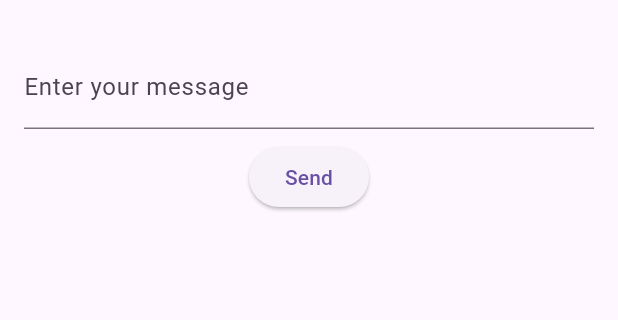
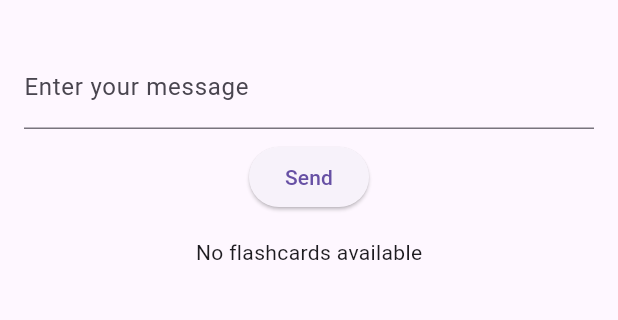
Before and after one commit to lars-heimann/vocabmate, a Flutter app: the VocabMateHomePage screen opened by its route, on a phone screen of 412 x 824 dp, the part 63-383 px from its top. Run offline on Flutter 3.47's test engine with Material 3 defaults, Android fonts, the phone set to English and light mode, and no system bars; our stand-ins replace firebase_auth, firebase_core; missing offline and left inert: firebase_ui_auth; accounts and stored records are empty; statements that could not run were skipped.

Commit message:
added flashcard model and widget

```diff
--- a/lib/main.dart
+++ b/lib/main.dart
@@ -4,7 +4,9 @@ import 'package:firebase_core/firebase_core.dart';
 import 'firebase_options.dart';
 import 'package:firebase_auth/firebase_auth.dart' hide EmailAuthProvider;
 import 'package:firebase_ui_auth/firebase_ui_auth.dart';
-import 'package:flutter/services.dart';
+import 'models/flashcard_model.dart';
+import 'widgets/flashcard_widget.dart';
+import 'dart:convert';
 
 void main() async {
   WidgetsFlutterBinding.ensureInitialized();
@@ -51,7 +53,7 @@ class VocabMateHomePage extends StatefulWidget {
 class _VocabMateHomePageState extends State<VocabMateHomePage> {
   final TextEditingController _controller = TextEditingController();
   final ChatGptService _chatGptService = ChatGptService();
-  String _response = '';
+  List<FlashCard> _flashCards = [];
   bool _isLoading = false;
 
   void _sendMessage() async {
@@ -61,13 +63,18 @@ class _VocabMateHomePageState extends State<VocabMateHomePage> {
 
     try {
       final response = await _chatGptService.sendMessage(_controller.text);
+      final List<dynamic> jsonResponse = jsonDecode(response);
       setState(() {
-        _response = response;
+        _flashCards =
+            jsonResponse.map((data) => FlashCard.fromJson(data)).toList();
       });
     } catch (e) {
       setState(() {
-        _response = 'Error: $e';
+        _flashCards = [];
       });
+      ScaffoldMessenger.of(context).showSnackBar(
+        SnackBar(content: Text('Error: $e')),
+      );
     } finally {
       setState(() {
         _isLoading = false;
@@ -78,13 +85,6 @@ class _VocabMateHomePageState extends State<VocabMateHomePage> {
   void _logout() async {
     await FirebaseAuth.instance.signOut();
     Navigator.of(context).pushReplacementNamed('/sign-in'); // Direct navigation
-  }
-
-  void _copyToClipboard() {
-    Clipboard.setData(ClipboardData(text: _response));
-    ScaffoldMessenger.of(context).showSnackBar(
-      SnackBar(content: Text('Response copied to clipboard!')),
-    );
   }
 
   @override
@@ -117,21 +117,16 @@ class _VocabMateHomePageState extends State<VocabMateHomePage> {
             const SizedBox(height: 16.0),
             _isLoading
                 ? const CircularProgressIndicator()
-                : _response.isNotEmpty
-                    ? Column(
-                        children: [
-                          Text(
-                            _response,
-                            style: const TextStyle(fontSize: 16.0),
-                          ),
-                          const SizedBox(height: 8.0),
-                          ElevatedButton(
-                            onPressed: _copyToClipboard,
-                            child: const Text('Copy to Clipboard'),
-                          ),
-                        ],
+                : _flashCards.isNotEmpty
+                    ? Expanded(
+                        child: ListView.builder(
+                          itemCount: _flashCards.length,
+                          itemBuilder: (context, index) {
+                            return FlashCardWidget(card: _flashCards[index]);
+                          },
+                        ),
                       )
-                    : Container(),
+                    : const Text('No flashcards available'),
           ],
         ),
       ),
--- /dev/null
+++ b/lib/models/flashcard_model.dart
@@ -0,0 +1,25 @@
+class FlashCard {
+  final int index;
+  final String question;
+  final String answer;
+  final String questionLanguage;
+  final String answerLanguage;
+
+  FlashCard({
+    required this.index,
+    required this.question,
+    required this.answer,
+    required this.questionLanguage,
+    required this.answerLanguage,
+  });
+
+  factory FlashCard.fromJson(Map<String, dynamic> json) {
+    return FlashCard(
+      index: json['index'],
+      question: json['question'],
+      answer: json['answer'],
+      questionLanguage: json['question_language'],
+      answerLanguage: json['answer_language'],
+    );
+  }
+}
```
Also changed, not shown: lib/widgets/flashcard_widget.dart (added, +32 -0 lines).
